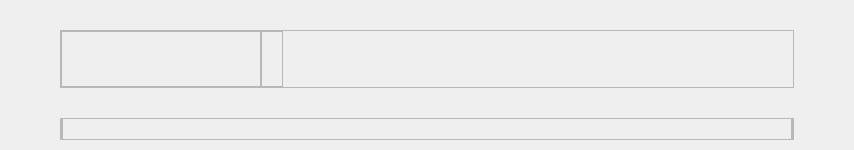
Qt form CaX/widget/formTop/infoservice.ui (fsest4u/CaX_03) before a commit.
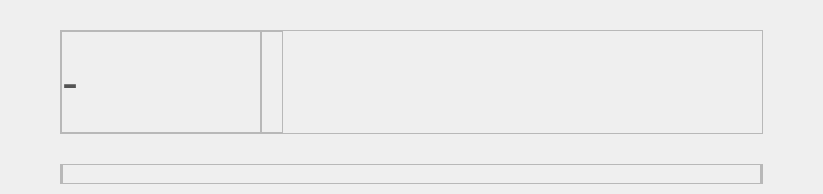
The same form after that commit. Custom widgets are drawn as their Qt base class.

Commit message: [해상도 작업] 제목 최대 글자크기 변경 (42 -> 36) / 제목 영역 수정 글자 흐르는 속도 조절 / 마우스 오버시 글자 흐르는 기능 추가 서비스 제목 변경 (FormTitle -> WidgetMarqueeLabel)

```diff
--- a/CaX/widget/formTop/infoservice.ui
+++ b/CaX/widget/formTop/infoservice.ui
@@ -6,8 +6,8 @@
    <rect>
     <x>0</x>
     <y>0</y>
-    <width>854</width>
-    <height>150</height>
+    <width>823</width>
+    <height>194</height>
    </rect>
   </property>
   <property name="minimumSize">
@@ -70,23 +70,15 @@
         <property name="minimumSize">
          <size>
           <width>200</width>
-          <height>56</height>
+          <height>100</height>
          </size>
         </property>
         <property name="maximumSize">
          <size>
           <width>200</width>
-          <height>56</height>
+          <height>16777215</height>
          </size>
         </property>
-        <property name="font">
-         <font>
-          <family>Segoe UI Semibold</family>
-          <pointsize>48</pointsize>
-          <weight>75</weight>
-          <bold>true</bold>
-         </font>
-        </property>
         <property name="frameShape">
          <enum>QFrame::StyledPanel</enum>
         </property>
@@ -109,6 +101,25 @@
          <property name="spacing">
           <number>0</number>
          </property>
+         <item row="0" column="0">
+          <widget class="WidgetMarqueeLabel" name="labelTitle">
+           <property name="font">
+            <font>
+             <family>Segoe UI</family>
+             <pointsize>36</pointsize>
+            </font>
+           </property>
+           <property name="styleSheet">
+            <string notr="true">QLabel
+{
+color: rgb(84, 84, 84);
+}</string>
+           </property>
+           <property name="text">
+            <string>-</string>
+           </property>
+          </widget>
+         </item>
         </layout>
        </widget>
       </item>
@@ -117,13 +128,13 @@
         <property name="minimumSize">
          <size>
           <width>0</width>
-          <height>56</height>
+          <height>100</height>
          </size>
         </property>
         <property name="maximumSize">
          <size>
           <width>16777215</width>
-          <height>56</height>
+          <height>16777215</height>
          </size>
         </property>
         <property name="frameShape">
@@ -185,6 +196,18 @@
    </item>
    <item>
     <widget class="QFrame" name="frame_7">
+     <property name="minimumSize">
+      <size>
+       <width>0</width>
+       <height>20</height>
+      </size>
+     </property>
+     <property name="maximumSize">
+      <size>
+       <width>16777215</width>
+       <height>20</height>
+      </size>
+     </property>
      <property name="frameShape">
       <enum>QFrame::StyledPanel</enum>
      </property>
@@ -279,6 +302,13 @@
    </item>
   </layout>
  </widget>
+ <customwidgets>
+  <customwidget>
+   <class>WidgetMarqueeLabel</class>
+   <extends>QLabel</extends>
+   <header location="global">util/widgetmarqueelabel.h</header>
+  </customwidget>
+ </customwidgets>
  <resources/>
  <connections/>
 </ui>
```
The commit also changes 26 other files.
